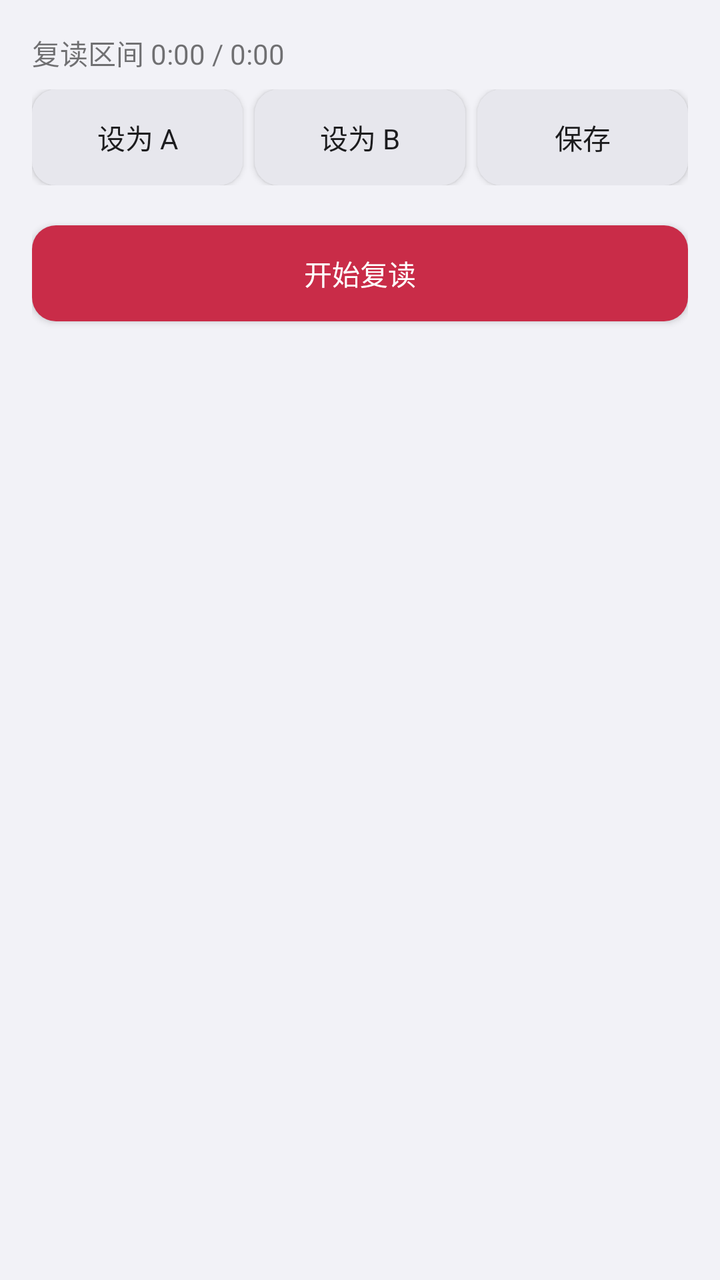
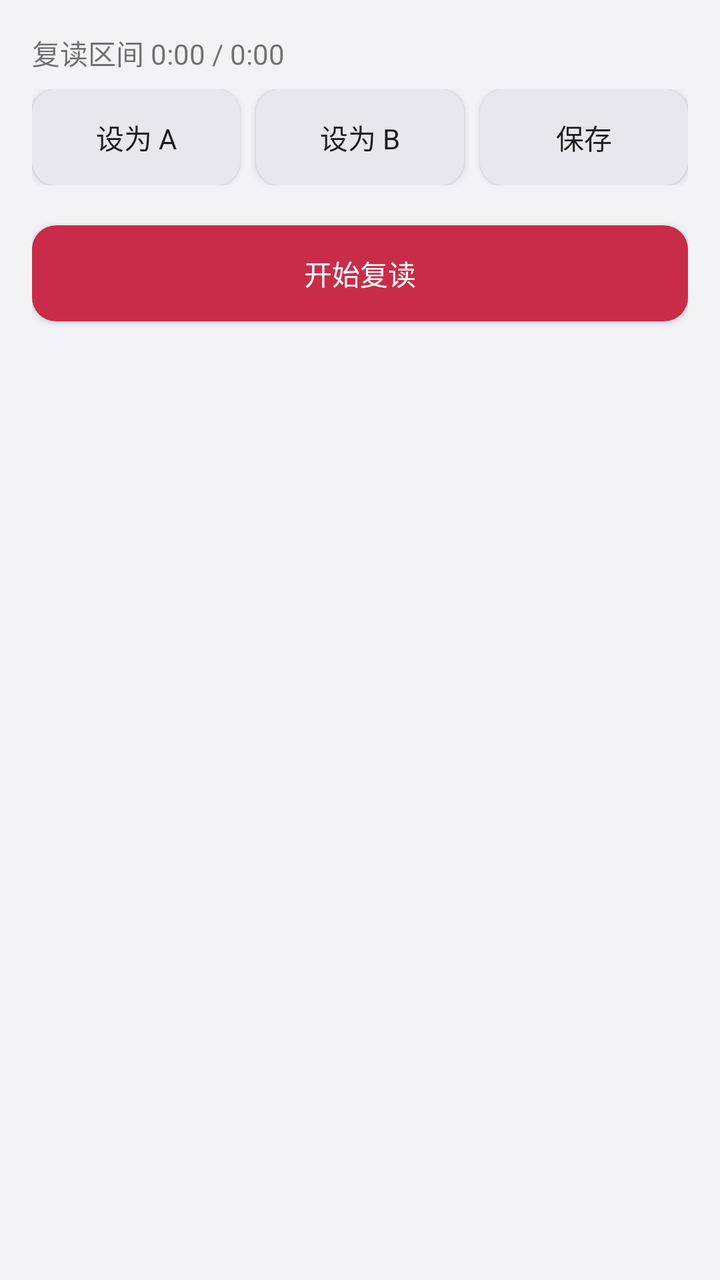

Two renders of the same Android screen: before a commit and after it. Below are the layout's source before the change and the commit's diff.
<!-- AndroidManifest.xml: application theme Theme.DavMusic -->
<!-- res/layout/dialog_ab_repeat.xml -->
<?xml version="1.0" encoding="utf-8"?>
<ScrollView xmlns:android="http://schemas.android.com/apk/res/android"
    android:layout_width="match_parent"
    android:layout_height="wrap_content"
    android:fillViewport="true"
    android:maxHeight="560dp"
    android:padding="16dp"
    android:background="@android:color/transparent">

    <LinearLayout
        android:layout_width="match_parent"
        android:layout_height="wrap_content"
        android:orientation="vertical">

        <TextView
            android:id="@+id/repeatTime"
            android:layout_width="match_parent"
            android:layout_height="wrap_content"
            android:paddingBottom="8dp"
            android:text="复读区间 0:00 / 0:00"
            android:textSize="14sp" />

        <LinearLayout
            android:layout_width="match_parent"
            android:layout_height="wrap_content"
            android:gravity="center_vertical"
            android:orientation="horizontal">

            <Button
                style="@style/Widget.DavMusic.RepeatButton"
                android:id="@+id/repeatSetStart"
                android:layout_width="0dp"
                android:layout_height="wrap_content"
                android:layout_weight="1"
                android:layout_marginEnd="6dp"
                android:background="@drawable/button_surface_secondary"
                android:textColor="@color/text_primary"
                android:minWidth="0dp"
                android:text="设为 A" />

            <Button
                style="@style/Widget.DavMusic.RepeatButton"
                android:id="@+id/repeatSetEnd"
                android:layout_width="0dp"
                android:layout_height="wrap_content"
                android:layout_weight="1"
                android:layout_marginEnd="6dp"
                android:background="@drawable/button_surface_secondary"
                android:textColor="@color/text_primary"
                android:minWidth="0dp"
                android:text="设为 B" />

            <Button
                style="@style/Widget.DavMusic.RepeatButton"
                android:id="@+id/repeatSave"
                android:layout_width="0dp"
                android:layout_height="wrap_content"
                android:layout_weight="1"
                android:background="@drawable/button_surface_secondary"
                android:textColor="@color/text_primary"
                android:minWidth="0dp"
                android:text="保存" />
        </LinearLayout>

        <LinearLayout
            android:id="@+id/repeatIntervals"
            android:layout_width="match_parent"
            android:layout_height="wrap_content"
            android:orientation="vertical"
            android:paddingTop="8dp"
            android:paddingBottom="4dp" />

        <Button
                style="@style/Widget.DavMusic.RepeatButton"
            android:id="@+id/repeatToggle"
            android:layout_width="match_parent"
            android:layout_height="wrap_content"
            android:layout_marginTop="8dp"
            android:background="@drawable/repeat_button_primary"
            android:textColor="@color/on_primary"
            android:text="开始复读" />
    </LinearLayout>
</ScrollView>
<!-- resources referenced by this layout -->
<resources>
  <color name="on_primary">#FFFFFF</color>
  <color name="text_primary">#1C1C1E</color>
  <!-- drawable button_surface_secondary (drawable) -->
  <?xml version="1.0" encoding="utf-8"?>
  <shape xmlns:android="http://schemas.android.com/apk/res/android" android:shape="rectangle">
      <solid android:color="@color/repeat_secondary_action" />
      <corners android:radius="12dp" />
  </shape>
  <!-- drawable repeat_button_primary (drawable) -->
  <?xml version="1.0" encoding="utf-8"?>
  <shape xmlns:android="http://schemas.android.com/apk/res/android" android:shape="rectangle">
      <solid android:color="@color/primary" />
      <corners android:radius="12dp" />
  </shape>
  <style name="Widget.DavMusic.RepeatButton" parent="Widget.DavMusic.PlainButton">
          <item name="backgroundTint">@null</item>
          <item name="android:backgroundTint">@null</item>
      </style>
  <color name="repeat_secondary_action">#E7E7ED</color>
  <color name="primary">#C92C48</color>
  <style name="Widget.DavMusic.PlainButton" parent="Widget.AppCompat.Button">
          <item name="backgroundTint">@color/button_tint</item>
          <item name="android:background">@drawable/button_surface</item>
          <item name="android:textColor">@color/white</item>
          <item name="android:textAllCaps">false</item>
      </style>
  <color name="primary_variant">#A61E39</color>
  <color name="secondary">#C92C48</color>
  <color name="secondary_variant">#A61E39</color>
  <color name="on_secondary">#FFFFFF</color>
  <color name="surface">#FFFFFF</color>
  <color name="on_surface">#1C1C1E</color>
  <color name="on_background">#1C1C1E</color>
  <color name="error">#BD203C</color>
  <color name="status_bar_color">#FFFFFF</color>
  <color name="navigation_bar_color">#F2F2F7</color>
  <color name="text_secondary">#6E6E73</color>
  <color name="background">#F2F2F7</color>
  <style name="Widget.DavMusic.ActionBar" parent="Widget.MaterialComponents.ActionBar.Solid">
          <item name="background">@color/toolbar_background</item>
          <item name="titleTextStyle">@style/TextAppearance.DavMusic.Toolbar</item>
          <item name="elevation">0dp</item>
      </style>
  <color name="accent">#C92C48</color>
  <style name="Widget.DavMusic.TextInputEditText" parent="Widget.MaterialComponents.TextInputEditText.OutlinedBox">
          <item name="android:textSize">16sp</item>
          <item name="android:textColor">@color/text_primary</item>
          <item name="android:textColorHint">@color/text_secondary</item>
          <item name="android:backgroundTint">@color/accent</item>
      </style>
  <color name="divider">#DEDDE2</color>
  <!-- drawable button_surface (drawable) -->
  <?xml version="1.0" encoding="utf-8"?>
  <shape xmlns:android="http://schemas.android.com/apk/res/android" android:shape="rectangle">
      <solid android:color="@color/button_normal" />
      <corners android:radius="12dp" />
  </shape>
  <color name="white">#FFFFFF</color>
  <color name="toolbar_text">#1C1C1E</color>
  <color name="toolbar_background">#FFFFFF</color>
  <style name="TextAppearance.DavMusic.Toolbar" parent="TextAppearance.Widget.AppCompat.Toolbar.Title">
          <item name="android:fontFamily">sans-serif-medium</item>
          <item name="android:textSize">20sp</item>
          <item name="android:textColor">@color/toolbar_text</item>
      </style>
  <!-- drawable dialog_surface (drawable) -->
  <?xml version="1.0" encoding="utf-8"?>
  <shape xmlns:android="http://schemas.android.com/apk/res/android" android:shape="rectangle">
      <solid android:color="@color/surface" />
      <corners android:radius="16dp" />
  </shape>
  <color name="button_normal">#C92C48</color>
  <!-- unchanged entries left out for length: 6 -->
</resources>

<!-- the commit's change to res/layout/dialog_ab_repeat.xml (unified diff, before → after) -->
@@ -32,7 +32,7 @@
                 android:layout_width="0dp"
                 android:layout_height="wrap_content"
                 android:layout_weight="1"
-                android:layout_marginEnd="6dp"
+                android:layout_marginEnd="8dp"
                 android:background="@drawable/button_surface_secondary"
                 android:textColor="@color/text_primary"
                 android:minWidth="0dp"
@@ -44,7 +44,7 @@
                 android:layout_width="0dp"
                 android:layout_height="wrap_content"
                 android:layout_weight="1"
-                android:layout_marginEnd="6dp"
+                android:layout_marginEnd="8dp"
                 android:background="@drawable/button_surface_secondary"
                 android:textColor="@color/text_primary"
                 android:minWidth="0dp"
